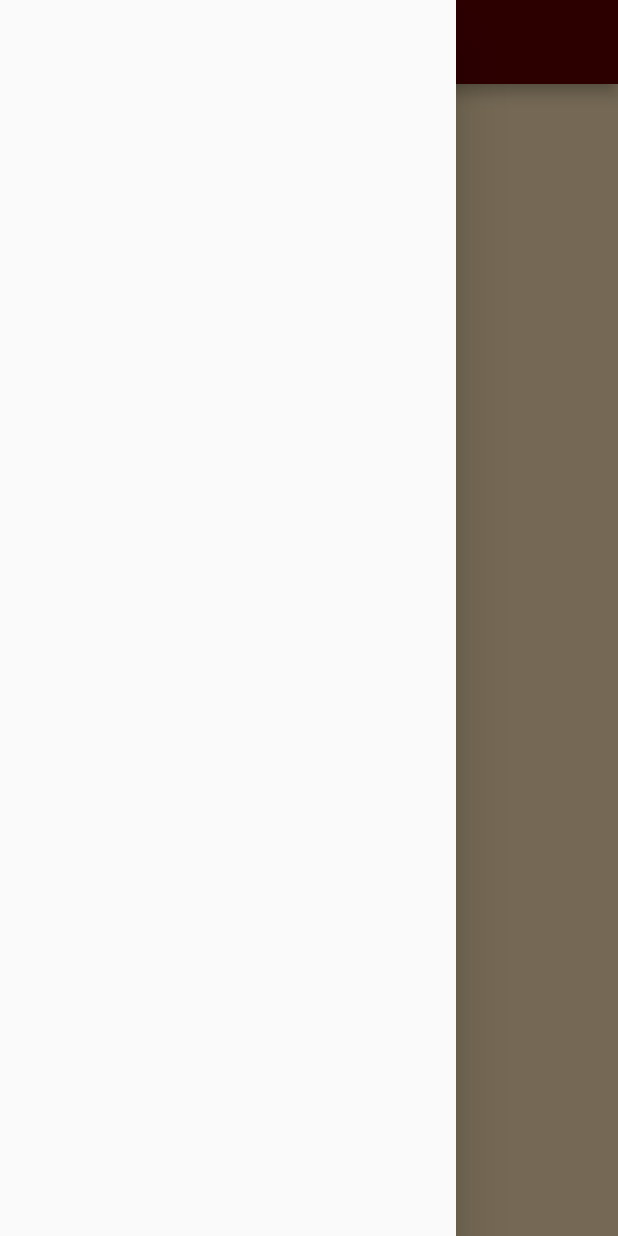
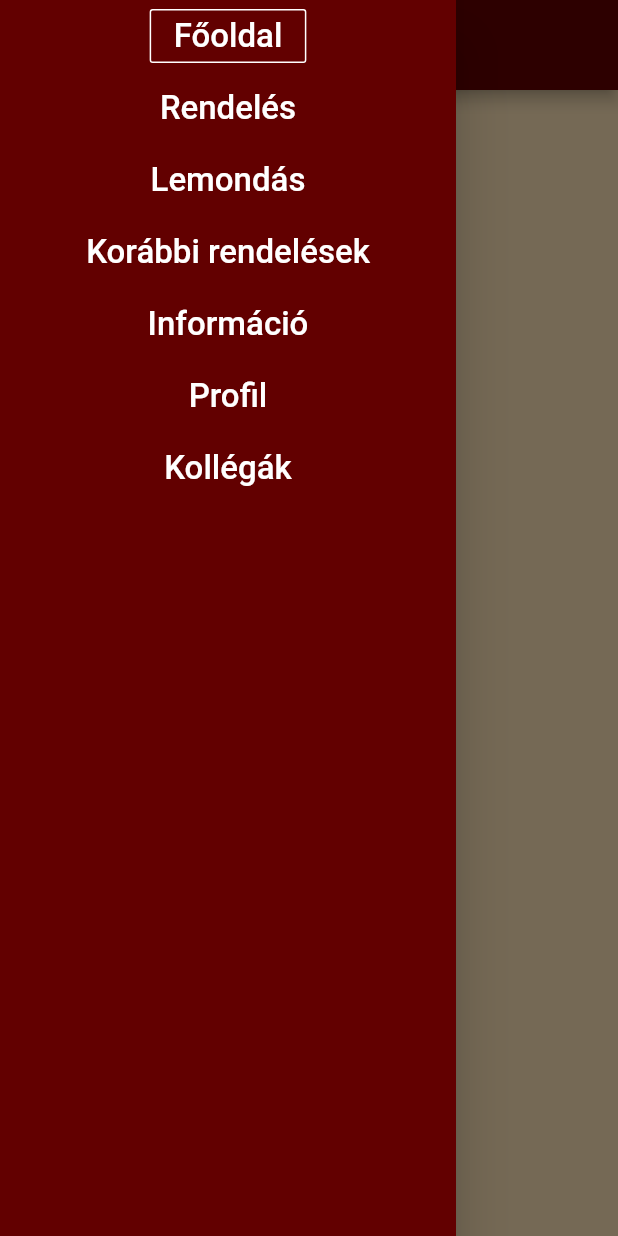
Before and after one commit to RipplB/bonappetit_mobile, a Flutter app: the Menu screen opened by its route, with the side drawer open, on a phone screen of 412 x 824 dp. Run offline on Flutter 3.47's test engine with Material 2 defaults, Android fonts, the phone set to English and light mode, and no system bars.

Commit message:
Main app frame complete

```diff
--- /dev/null
+++ b/lib/globals.dart
@@ -0,0 +1 @@
+int activePage = 0;
--- a/lib/menu.dart
+++ b/lib/menu.dart
@@ -1,30 +1,35 @@
 import 'package:flutter/material.dart';
 import 'package:http/http.dart';
 import 'dart:convert';
+import 'globals.dart';
+
+List<String> _title = ["Betöltés...","Rendelés","Lemondás","Korábbi rendelések","Információ","Profil","Kollégák"];
+final _appBarKey = GlobalKey<_PermaAppBarState>();
 
 class Menu extends StatefulWidget{
   State<Menu> createState() => _MenuState();
 }
 class _MenuState extends State<Menu>{
-  String _name = "Betöltés...";
   @override
   Widget build(BuildContext context){
     final String cookie = ModalRoute.of(context).settings.arguments;
-    _getName(cookie, 'https://www.bonappetit.hu/ebed-hazhozszallitas/rendeles');
+    if (_title[0] == "Betöltés...") {
+      _getName(cookie, 'https://www.bonappetit.hu/ebed-hazhozszallitas/rendeles');
+    }
     return SafeArea(
       child: Scaffold(
         backgroundColor: Color(0xFFFFE5BA),
-        appBar: AppBar(
-          backgroundColor: Color(0xFF620000),
-          title: Text(
-            _name,
-            style: TextStyle(
-              color: Color(0xFFFFFFFF),
-              fontSize: 25.0
-            ),
+        appBar: PermaAppBar(
+          key: _appBarKey,
+        ),
+        drawer: Drawer(
+          child: Container(
+          child: Column(
+            children: createDrawerButtons(),
+          ),
+          color: Color(0xFF620000),
           ),
         ),
-        drawer: Drawer(),
       ),
     );
   }
@@ -36,11 +41,75 @@ class _MenuState extends State<Menu>{
     return rp;
   }
   void _getName(String cookie,String url) async{
+    print("getting name");
     Future<Response> future = get(url,headers: {"cookie":cookie});
     future.then((Response response)=>{
-      setState(()=>{
-        _name = Utf8Decoder().convert(response.bodyBytes).substring(Utf8Decoder().convert(response.bodyBytes).indexOf("Üdv"),Utf8Decoder().convert(response.bodyBytes).indexOf("!",Utf8Decoder().convert(response.bodyBytes).indexOf("Üdv"))+1)
+      _appBarKey.currentState.setState(()=>{
+        _title[0] = Utf8Decoder().convert(response.bodyBytes).substring(Utf8Decoder().convert(response.bodyBytes).indexOf("Üdv"),Utf8Decoder().convert(response.bodyBytes).indexOf("!",Utf8Decoder().convert(response.bodyBytes).indexOf("Üdv"))+1)
       })
     });
   }
 }
+class DrawerButton extends StatelessWidget{
+  final int numOf;
+  const DrawerButton({@required this.numOf});
+  @override
+  Widget build(BuildContext context){
+    return OutlineButton(
+      child: DrawerText(numOf!=0?_title[numOf]:"Főoldal"),
+      borderSide: BorderSide(color: activePage==numOf?Colors.white:Colors.transparent,),
+      onPressed: (){activePage = numOf;Navigator.pop(context);_appBarKey.currentState.refresh();},
+    );
+  }
+}
+class DrawerText extends StatelessWidget{
+  final String text;
+  DrawerText(this.text);
+  @override
+  Widget build(BuildContext context) {
+    return Text(
+      text,
+      style: TextStyle(
+        color: Colors.white,
+        fontSize: 22.0
+      ),
+      textAlign: TextAlign.center,
+    );
+  }
+}
+class TitleText extends StatelessWidget{
+  @override
+  Widget build(BuildContext context){
+    return Text(
+      _title[activePage],
+      style: TextStyle(
+        color: Color(0xFFFFFFFF),
+        fontSize: 25.0
+      )
+    );
+  }
+}
+class PermaAppBar extends StatefulWidget implements PreferredSizeWidget{
+  PermaAppBar({Key key}):super(key:key);
+  @override
+  State<StatefulWidget> createState() {return _PermaAppBarState();}
+  @override
+  Size get preferredSize => Size.fromHeight(60.0);
+}
+class _PermaAppBarState extends State<PermaAppBar>{
+  void refresh()=>setState((){});
+  @override
+  Widget build(BuildContext context){
+    return AppBar(
+      backgroundColor: Color(0xFF620000),
+      title: TitleText(),
+    );
+  }
+}
+List<Widget> createDrawerButtons(){
+  List<Widget> list = new List(_title.length);
+  for (var i = 0; i < _title.length; i++) {
+    list[i] = DrawerButton(numOf:i);
+  }
+  return list;
+}
```
